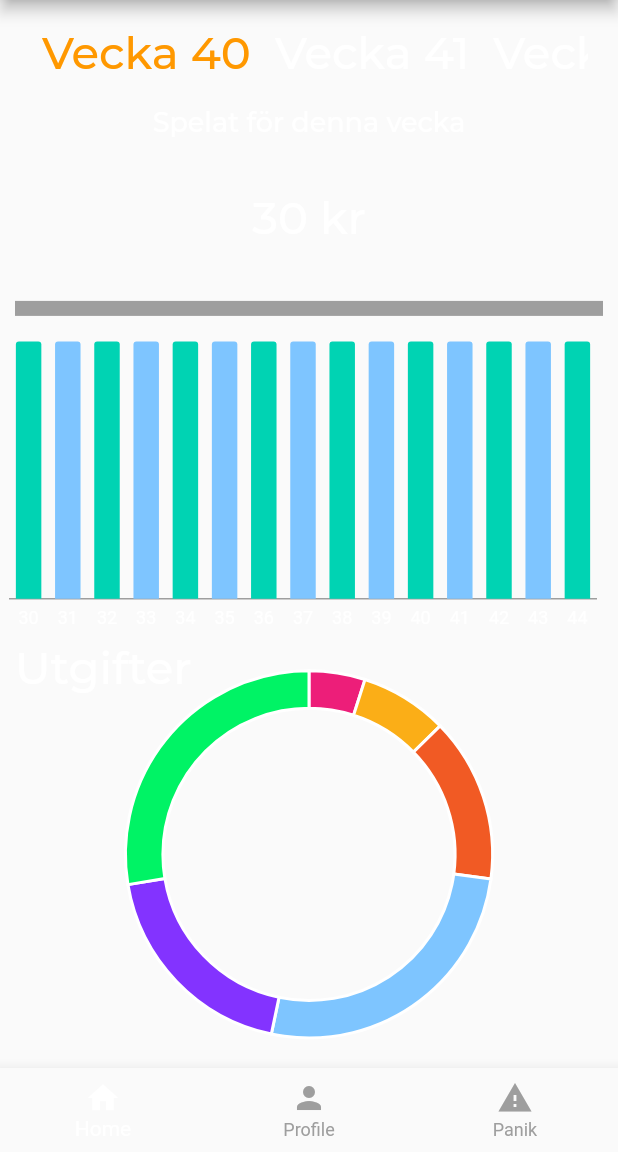
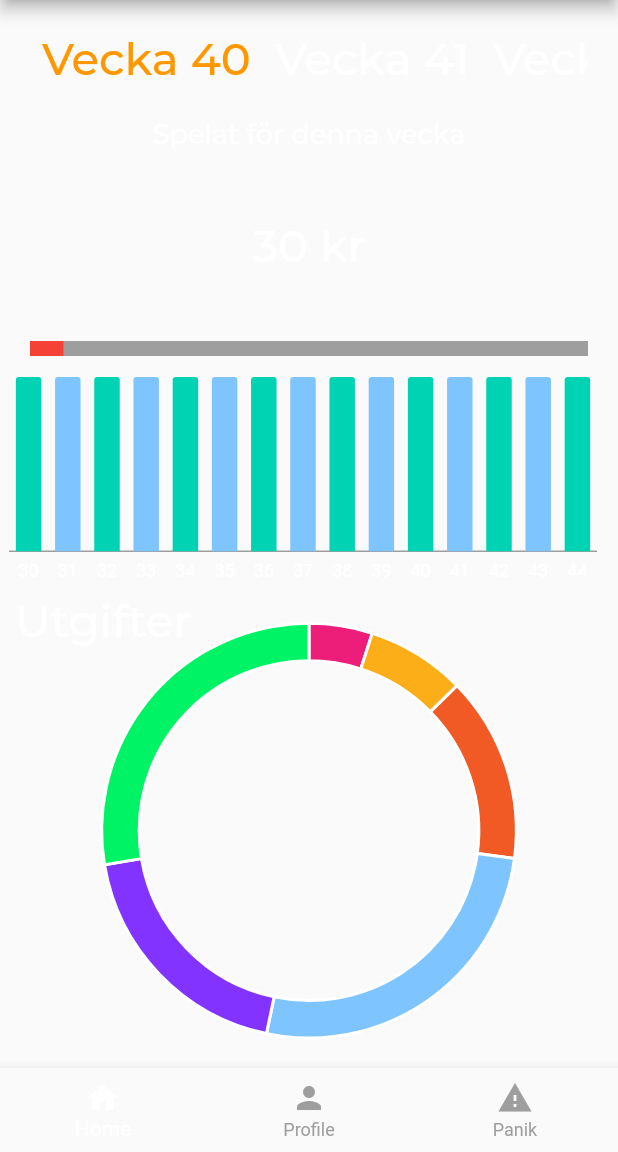
Before and after one commit to juliusolson/rena, a Flutter app: the screen it shows after launch, after a tap on an icon or button, on a phone screen of 412 x 824 dp, the part 84-1236 px from its top. Run offline on Flutter 3.47's test engine with Material 2 defaults, Android fonts, the phone set to English and light mode, and no system bars; drawn by our look-alikes of percent_indicator; our stand-ins replace charts_flutter; project files that could hold a hidden picture were left out.

Commit message:
implement progressbar for gambling expenses in relation to budget

```diff
--- a/lib/models/spending.dart
+++ b/lib/models/spending.dart
@@ -29,7 +29,9 @@ class WeeklySpendingModel extends ChangeNotifier {
   List<SpendingCategory> currentCategories;
   WeeklySpendingModel() {
     data = DummyData(5);
-    currentCategories = data.week2spending[40];
+    currentCategories = data.week2spending[44];
+    this.week = 44;
+    this.spending = data.week2spending[this.week][0].amount;
     notifyListeners();
   }
   void changeWeek(int weekIndex) {
--- a/lib/screens/home/homeview.dart
+++ b/lib/screens/home/homeview.dart
@@ -4,15 +4,8 @@ import '../../models/spending.dart';
 import 'components/barchart.dart';
 import 'components/piechart.dart';
 import 'package:provider/provider.dart';
-
-// const List<String> weeks = [
-//   "Vecka 41",
-//   "Vecka 42",
-//   "Vecka 43",
-//   "Vecka 44",
-//   "Vecka 45",
-//   "Vecka 46"
-// ];
+import 'package:percent_indicator/percent_indicator.dart';
+import 'package:rena/utils/colors.dart';
 
 class HomeView extends StatelessWidget {
   final String str;
@@ -23,7 +16,9 @@ class HomeView extends StatelessWidget {
         child: Center(
             child: ChangeNotifierProvider(
       create: (context) => WeeklySpendingModel(),
-      child: Column(children: <Widget>[
+      child:
+          Column(mainAxisAlignment: MainAxisAlignment.spaceEvenly, children: <
+              Widget>[
         Flexible(
             flex: 1,
             child: Container(
@@ -50,15 +45,20 @@ class HomeView extends StatelessWidget {
                       style: Theme.of(context).textTheme.bodyText1,
                     );
                   }),
-                  Divider(
-                    color: Colors.grey,
-                    thickness: 10.0,
-                  ),
+                  Consumer<WeeklySpendingModel>(
+                      builder: (context, model, child) {
+                    return LinearPercentIndicator(
+                      lineHeight: 10.0,
+                      percent: model.spending/500.0,
+                      backgroundColor: Colors.grey,
+                      progressColor: createMaterialColor(Color(0xfffed1e79)),
+                    );
+                  }),
                 ]),
           ),
         ),
         Flexible(
-            flex: 3,
+            flex: 2,
             child: Container(
               child: SpendingsBarChart.withSampleData(),
             )),
--- a/pubspec.yaml
+++ b/pubspec.yaml
@@ -29,6 +29,8 @@ dependencies:
   # The following adds the Cupertino Icons font to your application.
   # Use with the CupertinoIcons class for iOS style icons.
   cupertino_icons: ^1.0.0
+  percent_indicator: ^2.1.7+4
+
 
 dev_dependencies:
   flutter_test:
```
